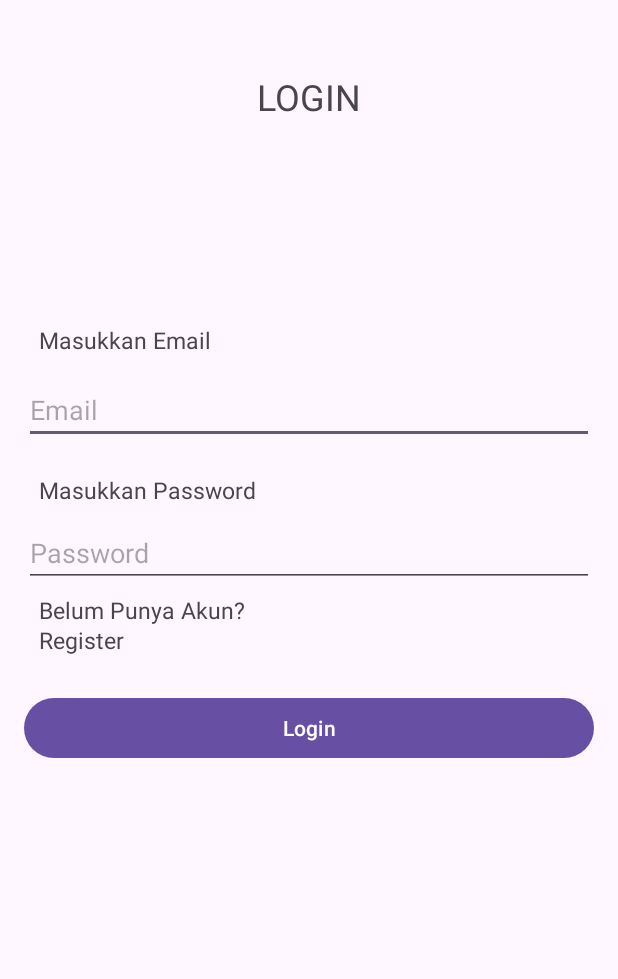
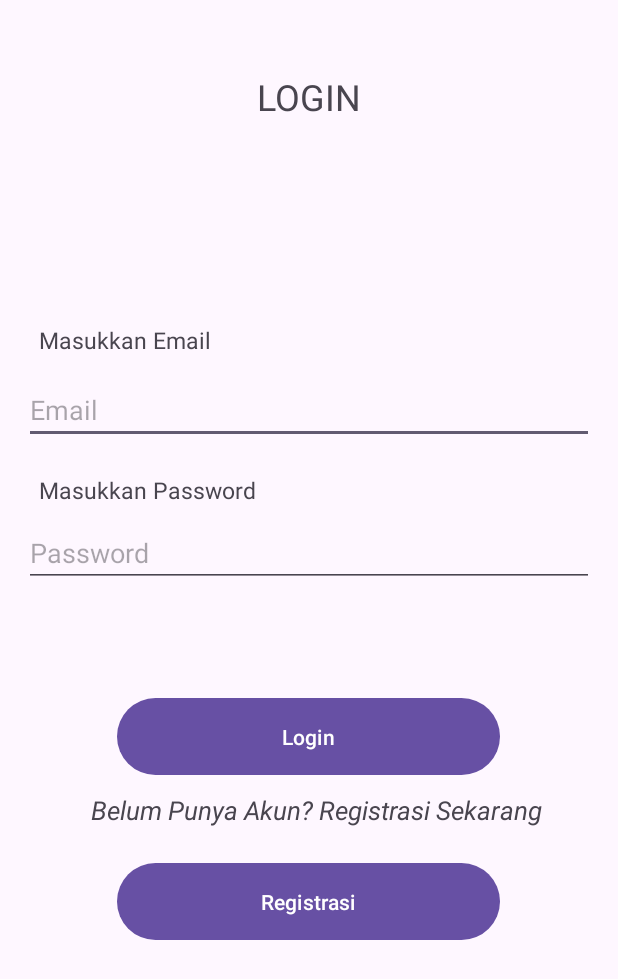
Before and after one commit to elsabhuwana/TokemApp, an Android app: the layout activity_login.xml on its own in the app's theme, with its tools: preview values and no code run, on a phone screen of 412 x 824 dp. Shown: the top 979 px of the screen. Run offline under Robolectric (Android 15) with nearby library versions, the phone set to English and light mode, and no system bars.

Commit message:
revisi login regis

```diff
--- a/app/src/main/java/com/example/tokemapp/RegisterActivity.kt
+++ b/app/src/main/java/com/example/tokemapp/RegisterActivity.kt
@@ -1,3 +1,5 @@
+package com.example.tokemapp
+
 import android.content.Intent
 import androidx.appcompat.app.AppCompatActivity
 import android.os.Bundle
--- a/app/src/main/res/layout/activity_login.xml
+++ b/app/src/main/res/layout/activity_login.xml
@@ -6,7 +6,7 @@
     android:layout_width="match_parent"
     android:layout_height="match_parent"
     android:padding="16dp"
-    tools:context="LoginActivity">
+    tools:context="com.example.tokemapp.LoginActivity">
 
     <TextView
         android:id="@+id/textViewTitle"
@@ -55,30 +55,35 @@
         android:hint="Password"
         android:inputType="textPassword"/>
 
+
     <TextView
         android:id="@+id/textViewTitle3"
-        android:layout_width="match_parent"
+        android:layout_width="wrap_content"
         android:layout_height="wrap_content"
-        android:layout_marginTop="380dp"
+        android:layout_centerHorizontal="true"
+        android:layout_marginTop="512dp"
         android:paddingStart="10dp"
-        android:text="Belum Punya Akun?"
-        android:textSize="15sp" />
-
-    <TextView
-        android:id="@+id/textViewTitle4"
-        android:layout_width="match_parent"
-        android:layout_height="wrap_content"
-        android:layout_marginTop="400dp"
-        android:paddingStart="10dp"
-        android:text="Register"
-        android:textSize="15sp" />
+        android:text="Belum Punya Akun? Registrasi Sekarang"
+        android:textSize="17sp"
+        android:textStyle="italic" />
 
     <Button
         android:id="@+id/buttonLogin"
-        android:layout_width="match_parent"
-        android:layout_height="wrap_content"
+        android:layout_width="255dp"
+        android:layout_height="59dp"
         android:layout_below="@id/editTextPassword"
         android:layout_marginTop="70dp"
+        android:layout_centerHorizontal="true"
         android:text="Login" />
 
+    <Button
+        android:id="@+id/buttonRegistrasi"
+        android:layout_width="255dp"
+        android:layout_height="59dp"
+        android:layout_below="@id/editTextPassword"
+        android:layout_marginTop="180dp"
+        android:layout_centerHorizontal="true"
+        android:text="Registrasi" />
+
+
 </RelativeLayout>
--- a/app/src/main/res/layout/activity_main.xml
+++ b/app/src/main/res/layout/activity_main.xml
@@ -28,7 +28,7 @@
         app:srcCompat="@drawable/tokem" />
 
     <Button
-        android:id="@+id/buttonLogin1"
+        android:id="@+id/buttonLogin"
         android:layout_width="255dp"
         android:layout_height="59dp"
         android:layout_below="@id/imageView"
@@ -37,10 +37,10 @@
         android:text="Login" />
 
     <Button
-        android:id="@+id/buttonRegister1"
+        android:id="@+id/buttonRegister"
         android:layout_width="255dp"
         android:layout_height="59dp"
-        android:layout_below="@id/buttonLogin1"
+        android:layout_below="@id/buttonLogin"
         android:layout_marginTop="12dp"
         android:layout_centerHorizontal="true"
         android:text="Register" />
--- a/app/src/main/res/layout/activity_register.xml
+++ b/app/src/main/res/layout/activity_register.xml
@@ -7,7 +7,6 @@
     android:layout_height="match_parent"
     android:padding="16dp"
     tools:context=".RegisterActivity">
-
 
     <TextView
         android:id="@+id/textViewTitle"
@@ -74,10 +73,11 @@
 
     <Button
         android:id="@+id/buttonRegister"
-        android:layout_width="match_parent"
-        android:layout_height="wrap_content"
+        android:layout_width="255dp"
+        android:layout_height="59dp"
         android:layout_below="@id/editTextConfirmPassword"
         android:layout_marginTop="32dp"
+        android:layout_centerHorizontal="true"
         android:text="Daftar"/>
 
 </RelativeLayout>
```
Also changed, not shown: app/src/main/AndroidManifest.xml (+19 -3 lines), app/src/main/java/com/example/tokemapp/LoginActivity.kt (+8 -9 lines), app/src/main/java/com/example/tokemapp/MainActivity.kt (+18 -0 lines).
